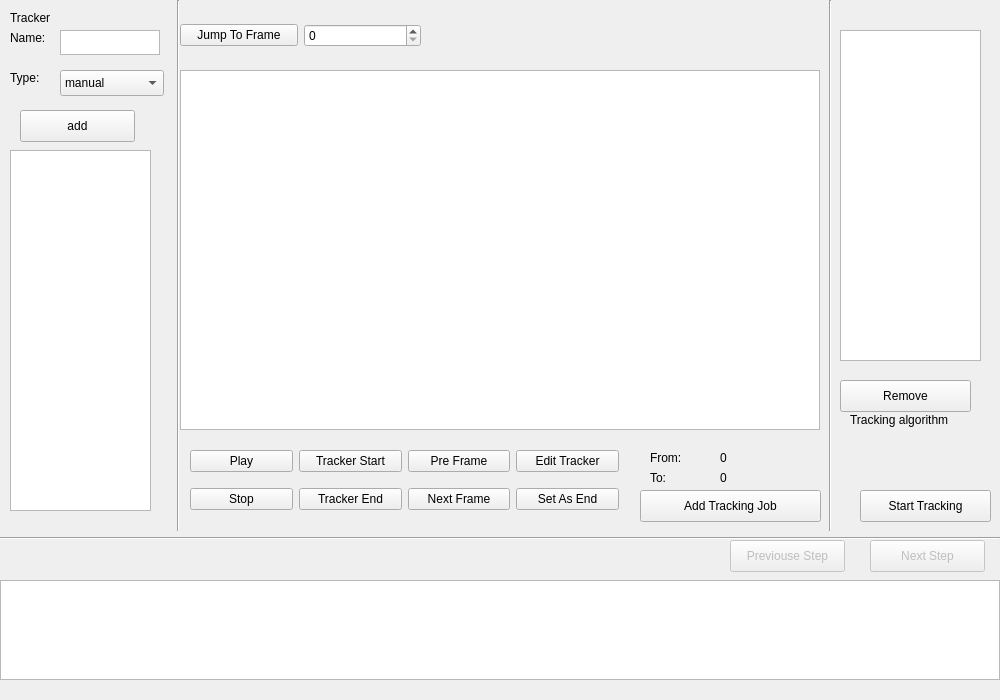
This is mainwindow.ui in wjkcow/VideoDT as Qt 5 draws it before an edit. The edited form follows.
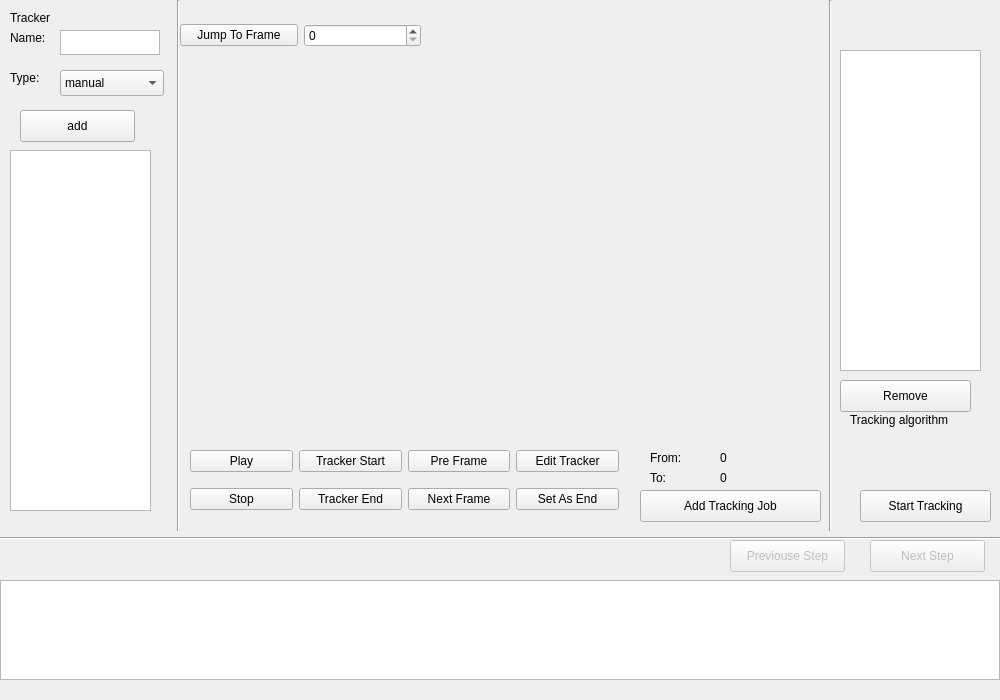
This is the edited form. The open tabs and pages were chosen to show the change.

Commit message: working on draw rect

The edit to the form file:
```diff
--- a/mainwindow.ui
+++ b/mainwindow.ui
@@ -678,16 +678,6 @@
      </widget>
     </widget>
     <widget class="QWidget" name="result">
-     <widget class="QGraphicsView" name="graphicsView_2">
-      <property name="geometry">
-       <rect>
-        <x>180</x>
-        <y>70</y>
-        <width>640</width>
-        <height>360</height>
-       </rect>
-      </property>
-     </widget>
      <widget class="Line" name="line_4">
       <property name="geometry">
        <rect>
@@ -714,16 +704,6 @@
        <string>Add Tracking Job</string>
       </property>
      </widget>
-     <widget class="QListView" name="listView_4">
-      <property name="geometry">
-       <rect>
-        <x>840</x>
-        <y>30</y>
-        <width>141</width>
-        <height>331</height>
-       </rect>
-      </property>
-     </widget>
      <widget class="Line" name="line_5">
       <property name="geometry">
        <rect>
@@ -1014,6 +994,26 @@
        </rect>
       </property>
      </widget>
+     <widget class="QWidget" name="taskEditVideoUI" native="true">
+      <property name="geometry">
+       <rect>
+        <x>180</x>
+        <y>70</y>
+        <width>640</width>
+        <height>360</height>
+       </rect>
+      </property>
+     </widget>
+     <widget class="QListWidget" name="taskListView">
+      <property name="geometry">
+       <rect>
+        <x>840</x>
+        <y>50</y>
+        <width>141</width>
+        <height>321</height>
+       </rect>
+      </property>
+     </widget>
     </widget>
    </widget>
    <widget class="Line" name="line">
```
Left out of the diff: 34 changed lines with no effect on the pictures. The commit also changes 8 other files.
